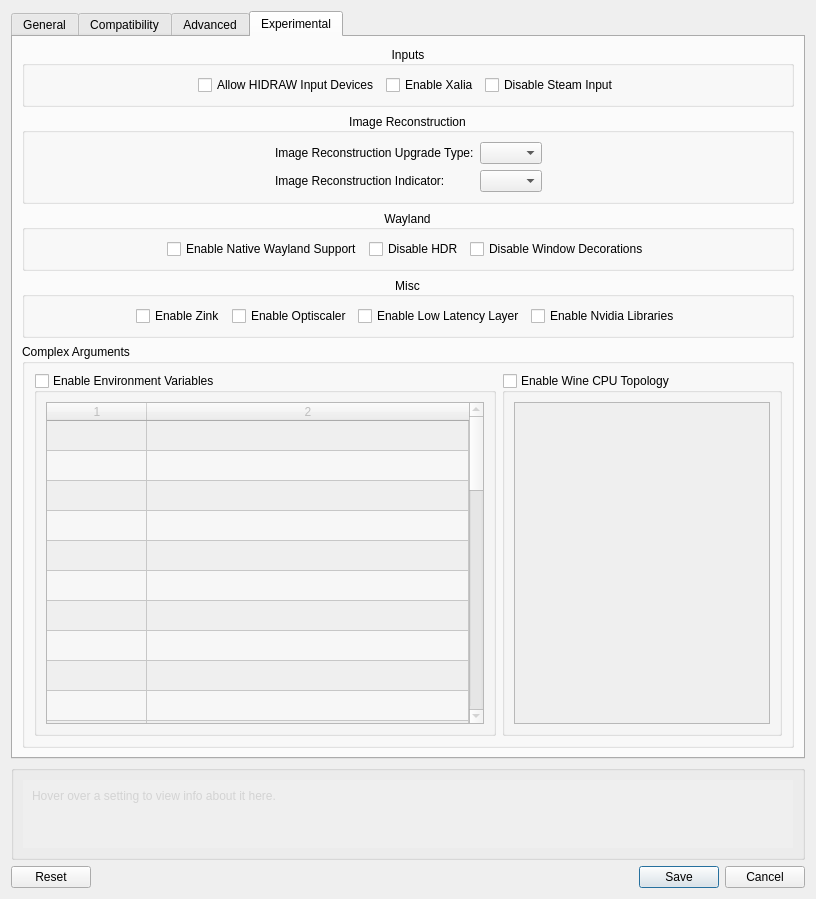
First picture: the form in src/neroprefixsettings.ui, repository KeyesTheWah/Nero-umu, before the edit.
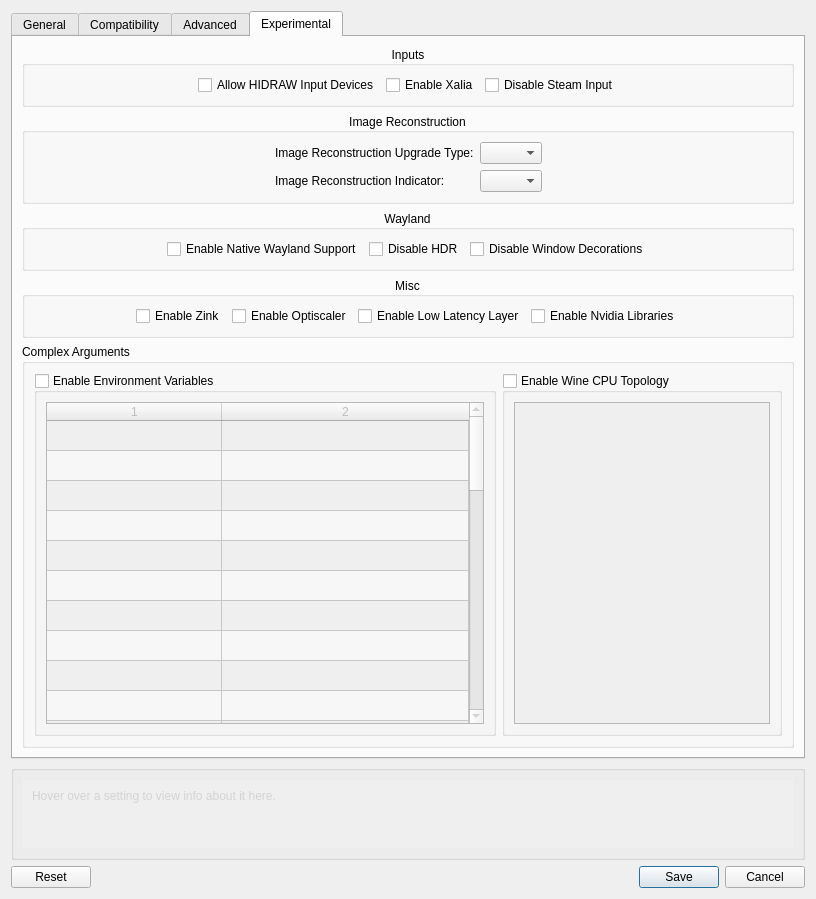
Second picture: the form after the edit. The open tabs and pages were chosen to show the change. Icons and pictures are not drawn.

Commit message: change header sizes

```diff
--- a/src/neroprefixsettings.ui
+++ b/src/neroprefixsettings.ui
@@ -2337,6 +2337,9 @@
                <attribute name="horizontalHeaderVisible">
                 <bool>true</bool>
                </attribute>
+               <attribute name="horizontalHeaderDefaultSectionSize">
+                <number>175</number>
+               </attribute>
                <attribute name="horizontalHeaderStretchLastSection">
                 <bool>true</bool>
                </attribute>
```
